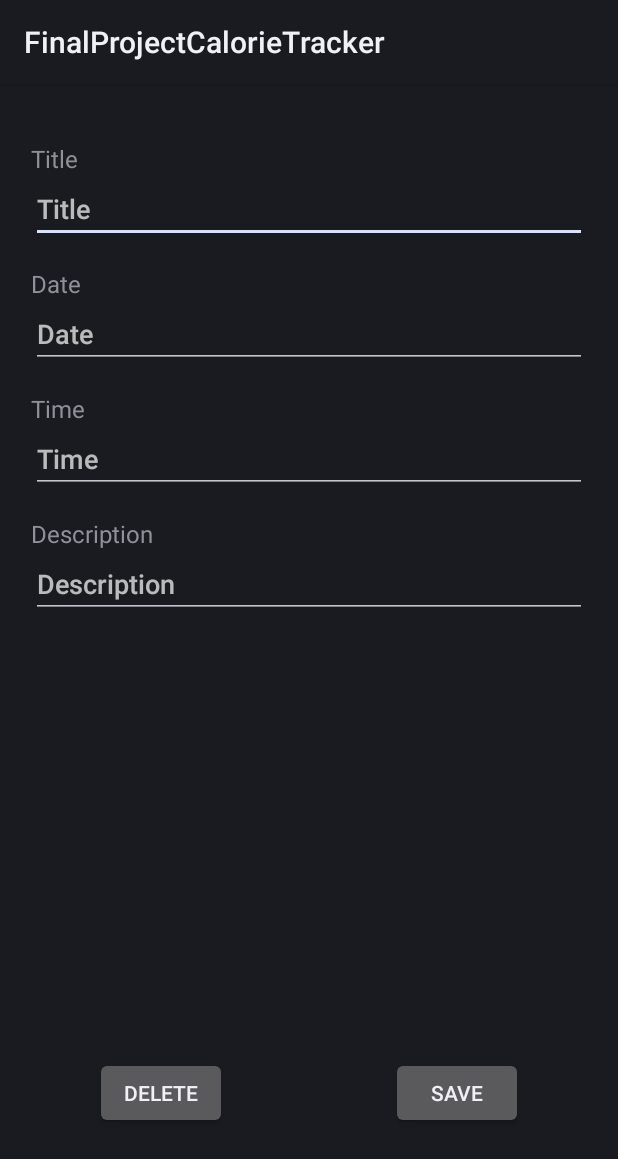
After one commit to Calorie-Counters/FinalProjectCalorieTracker, an Android app: the fragment ReminderDetailsFragment shown on its own in the app's theme, on a phone screen of 412 x 824 dp. The commit adds this screen. Shown: the top 1159 px of the screen. Run offline under Robolectric (Android 15) with nearby library versions, the light colour scheme and no system bars; our stand-ins replace Firebase (no records; nobody signed in at launch, a user with empty details on screens opened directly), data binding; 6 statements that could not run were skipped.

Commit message:
add reminders CRUD using firestore

```diff
--- a/app/src/main/java/project/st991377867/marcin/ui/login/LoginFragment.kt
+++ b/app/src/main/java/project/st991377867/marcin/ui/login/LoginFragment.kt
@@ -15,7 +15,6 @@ import androidx.navigation.fragment.NavHostFragment
 import com.firebase.ui.auth.AuthUI
 import com.firebase.ui.auth.IdpResponse
 import com.google.firebase.auth.FirebaseAuth
-import com.google.firebase.firestore.FirebaseFirestore
 import project.st991377867.marcin.MainActivity
 import project.st991377867.marcin.R
 import project.st991377867.marcin.data.model.User
@@ -26,9 +25,6 @@ class LoginFragment : Fragment() {
     companion object {
         const val TAG = "LoginFragment"
     }
-
-    private val firestore = FirebaseFirestore.getInstance()
-    private val viewModel by viewModels<LoginViewModel>()
 
     override fun onCreateView(
         inflater: LayoutInflater, container: ViewGroup?,
--- a/app/src/main/java/project/st991377867/marcin/ui/profile/ProfileFragment.kt
+++ b/app/src/main/java/project/st991377867/marcin/ui/profile/ProfileFragment.kt
@@ -32,14 +32,12 @@ class ProfileFragment : Fragment() {
 
         // bind user data to view
         viewModel.getLiveUserData().observe(viewLifecycleOwner) {
-            Log.i(TAG, "Got user data: ${it}")
             user = it
             binding.user = user
         }
 
         // bind sync status to view
         viewModel.getSyncStatus().observe(viewLifecycleOwner) {
-            Log.i(TAG, "Got sync status: $it")
             if (it) {
                 binding.progressBackground.visibility = View.GONE
                 binding.progressBar.visibility = View.GONE
--- /dev/null
+++ b/app/src/main/java/project/st991377867/marcin/ui/reminders/ReminderDetailsFragment.kt
@@ -0,0 +1,102 @@
+package project.st991377867.marcin.ui.reminders
+
+import android.os.Bundle
+import android.util.Log
+import androidx.fragment.app.Fragment
+import android.view.LayoutInflater
+import android.view.View
+import android.view.ViewGroup
+import androidx.fragment.app.activityViewModels
+import androidx.navigation.fragment.findNavController
+import androidx.navigation.fragment.navArgs
+import com.google.android.material.dialog.MaterialAlertDialogBuilder
+import project.st991377867.marcin.data.model.Reminder
+import project.st991377867.marcin.databinding.FragmentReminderDetailsBinding
+
+class ReminderDetailsFragment : Fragment() {
+
+    val TAG = "ReminderDetailsFragment"
+
+    private val navigationArgs: ReminderDetailsFragmentArgs by navArgs()
+    private lateinit var binding: FragmentReminderDetailsBinding
+    private lateinit var reminder: Reminder
+
+    // firestore database
+    private val viewModel by activityViewModels<RemindersViewModel>()
+
+    override fun onCreateView(
+        inflater: LayoutInflater,
+        container: ViewGroup?,
+        savedInstanceState: Bundle?
+    ): View? {
+        binding = FragmentReminderDetailsBinding.inflate(inflater)
+        return binding.root
+    }
+
+    override fun onViewCreated(view: View, savedInstanceState: Bundle?) {
+        super.onViewCreated(view, savedInstanceState)
+        val id = navigationArgs.reminderId
+
+        if (id != "-1") {
+            binding.buttonAdd.visibility = View.GONE
+            viewModel.requestReminder(id).observe(viewLifecycleOwner) {
+                binding.reminder = it
+            }
+            binding.buttonSave.setOnClickListener {
+                updateReminder()
+            }
+            binding.buttonDelete.setOnClickListener {
+                showConfirmationDialog()
+            }
+        } else {
+            viewModel.newReminder().observe(viewLifecycleOwner) {
+                reminder = it
+                binding.reminder = reminder
+            }
+            binding.reminderDetailsEditButtons.visibility = View.GONE
+            binding.buttonAdd.setOnClickListener {
+                updateReminder()
+            }
+        }
+    }
+
+    private fun showConfirmationDialog() {
+        MaterialAlertDialogBuilder(requireContext())
+            .setTitle(getString(android.R.string.dialog_alert_title))
+            .setMessage("Are you sure you want to delete this reminder?")
+            .setCancelable(false)
+            .setNegativeButton("Cancel") { dialog, _ ->
+                dialog.dismiss()
+            }
+            .setPositiveButton("Delete") { _, _ ->
+                deleteReminder()
+            }
+            .show()
+    }
+
+    private fun deleteReminder() {
+        viewModel.deleteReminder(binding.reminder!!)
+        findNavController().navigateUp()
+    }
+
+    private fun isEntryValid(): Boolean {
+        val reminder = binding.reminder!!
+        return viewModel.isEntryValid(
+            reminder.title,
+            reminder.date,
+            reminder.time,
+            reminder.description
+        )
+        return false
+    }
+
+    private fun updateReminder() {
+        if (binding.reminder != null && isEntryValid()) {
+            val reminder = binding.reminder!!
+            viewModel.updateReminder(reminder)
+            val action = ReminderDetailsFragmentDirections.actionAddItemFragmentToItemListFragment()
+            findNavController().navigate(action)
+        }
+    }
+
+}
--- a/app/src/main/java/project/st991377867/marcin/ui/reminders/RemindersRecyclerView.kt
+++ b/app/src/main/java/project/st991377867/marcin/ui/reminders/RemindersRecyclerView.kt
@@ -25,7 +25,7 @@ class RemindersRecyclerView (private val reminderList: List<Reminder>) : Recycle
 
     class ViewHolder(itemView: View) : RecyclerView.ViewHolder(itemView) {
         fun bind(reminder: Reminder) {
-            itemView.findViewById<TextView>(R.id.reminderName).text = reminder.name
+            itemView.findViewById<TextView>(R.id.reminderTitle).text = reminder.title
             itemView.findViewById<TextView>(R.id.reminderDate).text = reminder.date
             itemView.findViewById<TextView>(R.id.reminderTime).text = reminder.time
             itemView.findViewById<TextView>(R.id.reminderDescription).text = reminder.description
--- /dev/null
+++ b/app/src/main/res/layout/fragment_reminder_details.xml
@@ -0,0 +1,154 @@
+<?xml version="1.0" encoding="utf-8"?>
+<layout xmlns:android="http://schemas.android.com/apk/res/android"
+    xmlns:tools="http://schemas.android.com/tools"
+    xmlns:app="http://schemas.android.com/apk/res-auto">
+
+    <data>
+        <variable
+            name="Reminder"
+            type="project.st991377867.marcin.data.model.Reminder" />
+    </data>
+
+    <androidx.constraintlayout.widget.ConstraintLayout
+        android:layout_width="match_parent"
+        android:layout_height="match_parent"
+        tools:context=".ui.reminders.ReminderDetailsFragment">
+
+        <androidx.constraintlayout.widget.ConstraintLayout
+            android:layout_width="0dp"
+            android:layout_height="0dp"
+            app:layout_constraintWidth_percent="0.9"
+            app:layout_constraintHeight_percent="0.9"
+            app:layout_constraintBottom_toBottomOf="parent"
+            app:layout_constraintEnd_toEndOf="parent"
+            app:layout_constraintStart_toStartOf="parent"
+            app:layout_constraintTop_toTopOf="parent" >
+
+            <TextView
+                android:id="@+id/reminderDetailsTitle"
+                android:layout_width="wrap_content"
+                android:layout_height="wrap_content"
+                android:text="Title"
+                android:textSize="16sp"
+                app:layout_constraintStart_toStartOf="parent"
+                app:layout_constraintTop_toTopOf="parent"
+            />
+
+            <EditText
+                android:id="@+id/editTextTitle"
+                android:layout_width="match_parent"
+                android:layout_height="wrap_content"
+                android:text="@={Reminder.title}"
+                android:hint="Title"
+                android:inputType="text"
+                app:layout_constraintTop_toBottomOf="@+id/reminderDetailsTitle" />
+
+            <TextView
+                android:id="@+id/reminderDetailsDate"
+                android:layout_width="wrap_content"
+                android:layout_height="wrap_content"
+                android:layout_marginTop="16dp"
+                android:text="Date"
+                android:textSize="16sp"
+                app:layout_constraintTop_toBottomOf="@+id/editTextTitle"
+                app:layout_constraintStart_toStartOf="parent" />
+
+            <EditText
+                android:id="@+id/editTextDate"
+                android:layout_width="match_parent"
+                android:layout_height="wrap_content"
+                android:text="@={Reminder.date}"
+                android:hint="Date"
+                android:inputType="text"
+                app:layout_constraintTop_toBottomOf="@+id/reminderDetailsDate" />
+
+            <TextView
+                android:id="@+id/reminderDetailsTime"
+                android:layout_width="wrap_content"
+                android:layout_height="wrap_content"
+                android:layout_marginTop="16dp"
+                android:text="Time"
+                android:textSize="16sp"
+                app:layout_constraintTop_toBottomOf="@+id/editTextDate"
+                app:layout_constraintStart_toStartOf="parent" />
+
+            <EditText
+                android:id="@+id/editTextTime"
+                android:layout_width="match_parent"
+                android:layout_height="wrap_content"
+                android:text="@={Reminder.time}"
+                android:hint="Time"
+                android:inputType="time"
+                app:layout_constraintTop_toBottomOf="@+id/reminderDetailsTime" />
+
+            <TextView
+                android:id="@+id/reminderDetailsDesc"
+                android:layout_width="wrap_content"
+                android:layout_height="wrap_content"
+                android:layout_marginTop="16dp"
+                android:text="Description"
+                android:textSize="16sp"
+                app:layout_constraintTop_toBottomOf="@+id/editTextTime"
+                app:layout_constraintStart_toStartOf="parent" />
+
+            <EditText
+                android:id="@+id/editTextDesc"
+                android:layout_width="match_parent"
+                android:layout_height="wrap_content"
+                android:ems="10"
+                android:gravity="start|top"
+                android:text="@={Reminder.description}"
+                android:hint="Description"
+                android:inputType="textMultiLine"
+                app:layout_constraintTop_toBottomOf="@+id/reminderDetailsDesc" />
+
+            <androidx.constraintlayout.widget.ConstraintLayout
+                android:id="@+id/reminderDetailsEditButtons"
+                android:layout_width="match_parent"
+                android:layout_height="wrap_content"
+                app:layout_constraintBottom_toBottomOf="parent"
+                app:layout_constraintEnd_toEndOf="parent"
+                app:layout_constraintStart_toStartOf="parent"
+                app:layout_constraintTop_toBottomOf="@+id/editTextDesc"
+                app:layout_constraintVertical_bias="0.9">
+
+                <Button
+                    android:id="@+id/buttonDelete"
+                    android:layout_width="wrap_content"
+                    android:layout_height="wrap_content"
+                    android:text="Delete"
+                    app:layout_constraintBottom_toBottomOf="parent"
+                    app:layout_constraintEnd_toEndOf="parent"
+                    app:layout_constraintStart_toStartOf="parent"
+                    app:layout_constraintTop_toTopOf="parent"
+                    app:layout_constraintHorizontal_bias="0.15" />
+
+                <Button
+                    android:id="@+id/buttonSave"
+                    android:layout_width="wrap_content"
+                    android:layout_height="wrap_content"
+                    android:text="Save"
+                    app:layout_constraintBottom_toBottomOf="parent"
+                    app:layout_constraintEnd_toEndOf="parent"
+                    app:layout_constraintStart_toStartOf="parent"
+                    app:layout_constraintTop_toTopOf="parent"
+                    app:layout_constraintHorizontal_bias="0.85" />
+
+            </androidx.constraintlayout.widget.ConstraintLayout>
+
+            <Button
+                android:id="@+id/buttonAdd"
+                android:layout_width="wrap_content"
+                android:layout_height="wrap_content"
+                app:layout_constraintBottom_toBottomOf="parent"
+                app:layout_constraintEnd_toEndOf="parent"
+                app:layout_constraintStart_toStartOf="parent"
+                app:layout_constraintTop_toBottomOf="@+id/editTextDesc"
+                app:layout_constraintVertical_bias="0.9"
+                android:text="Add"/>
+
+        </androidx.constraintlayout.widget.ConstraintLayout>
+
+    </androidx.constraintlayout.widget.ConstraintLayout>
+
+</layout>
```
Also changed, not shown: app/src/main/java/project/st991377867/marcin/adapters/ReminderListAdapter.kt (added, +56 -0 lines), app/src/main/java/project/st991377867/marcin/data/model/Reminder.kt (+35 -9 lines), app/src/main/java/project/st991377867/marcin/ui/reminders/RemindersFragment.kt (+18 -8 lines), app/src/main/java/project/st991377867/marcin/ui/reminders/RemindersViewModel.kt (+101 -25 lines), app/src/main/res/layout/reminder_item.xml (+5 -4 lines), app/src/main/res/navigation/mobile_navigation.xml (+23 -1 lines).
